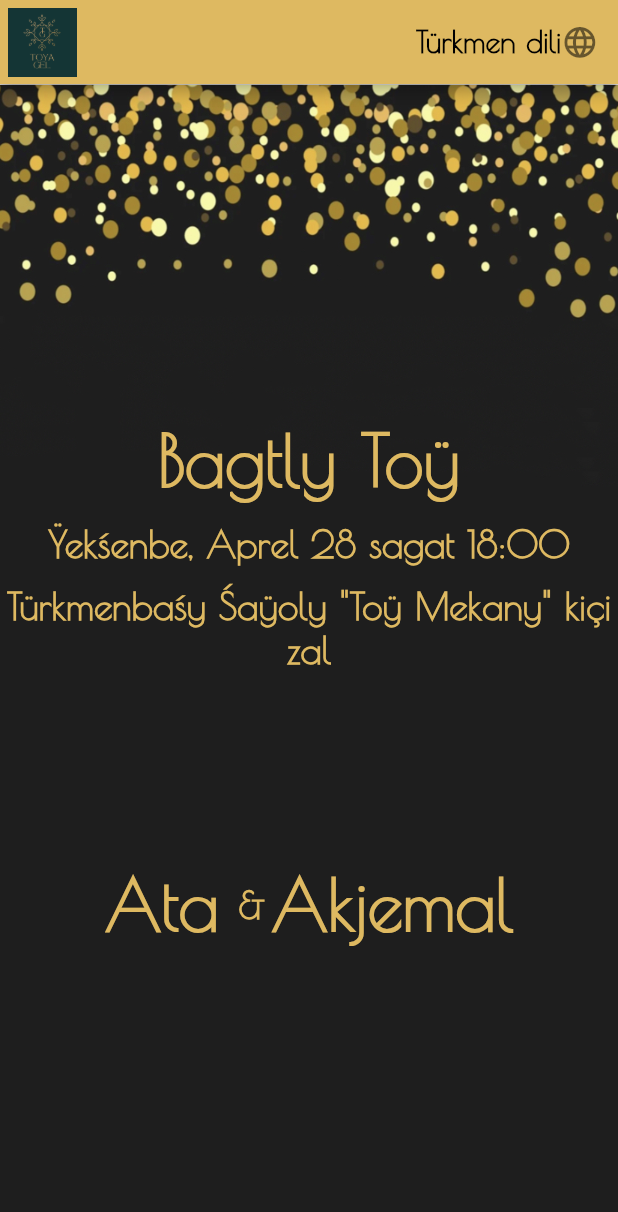
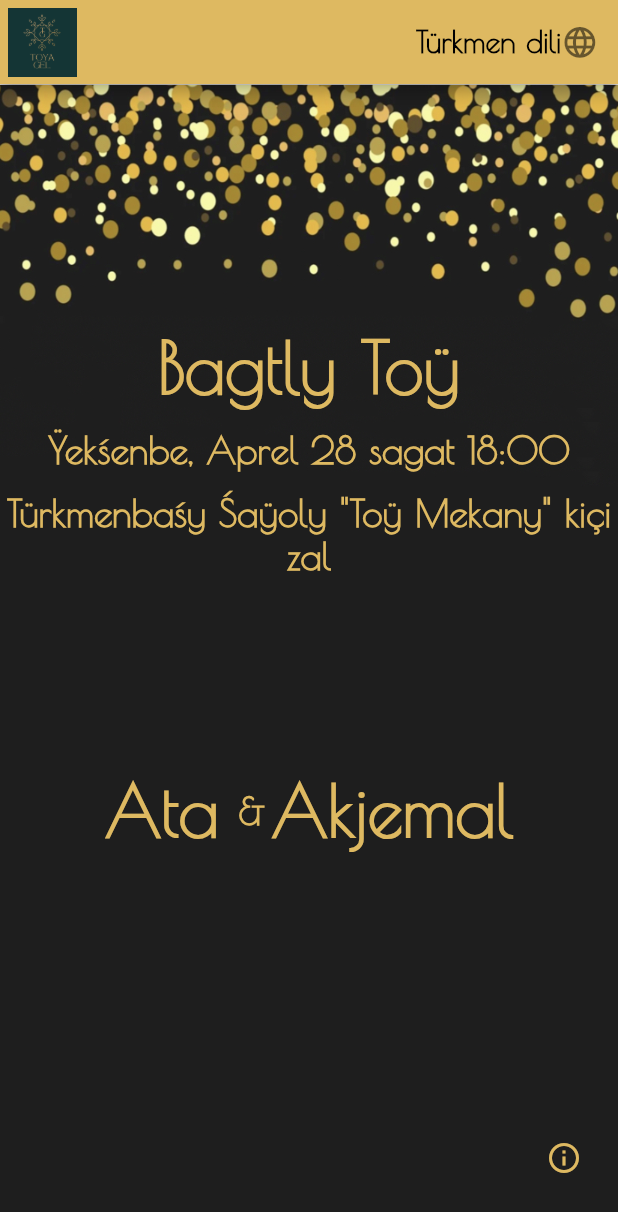
Before and after one commit to ToyaGel/MyratAyjemal, a Flutter app: the screen it shows after launch, on a phone screen of 412 x 824 dp. Shown: the top 1212 px of the screen. Run offline on Flutter 3.47's test engine with Material 2 defaults, Android fonts, the phone set to English and light mode, and no system bars; drawn by our look-alikes of show_up_animation; our stand-ins replace get.

Commit message:
fix dimensions

```diff
--- a/lib/pages/home/home_page.dart
+++ b/lib/pages/home/home_page.dart
@@ -85,7 +85,7 @@
                 mainAxisAlignment: MainAxisAlignment.start,
                 children: [
                   SizedBox(
-                    height: Dimensions.sizedBox180,
+                    height: Dimensions.sizedBox130,
                   ),
                   TextWidget(
                     textAlign: TextAlign.center,
@@ -132,7 +132,7 @@
                     ],
                   ),
                   SizedBox(
-                    height: Dimensions.sizedBox180,
+                    height: 180,
                   ),
                   Padding(
                     padding: const EdgeInsets.symmetric(horizontal: 8.0),
--- a/lib/utils/dimensions.dart
+++ b/lib/utils/dimensions.dart
@@ -12,6 +12,7 @@
   static double iconSize20 = screenHeight / 33.2;
 
   static double sizedBox180 = screenHeight / 3.68;
+  static double sizedBox130 = screenHeight / 5.1;
   static double sizedBox100 = screenHeight / 6.44;
   static double sizedBox10 = screenHeight / 64.4;
 }
```
